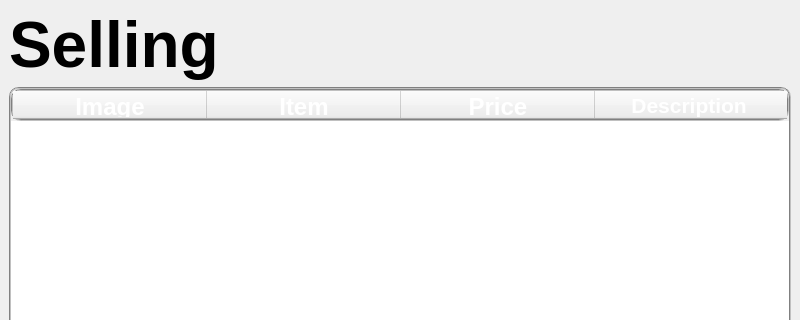
acmpesuecc/GrowPal, file sold_items.ui: the form before one commit; both pictures show x 0 to 800 and y 0 to 320 of the 800 by 600 pixel window.
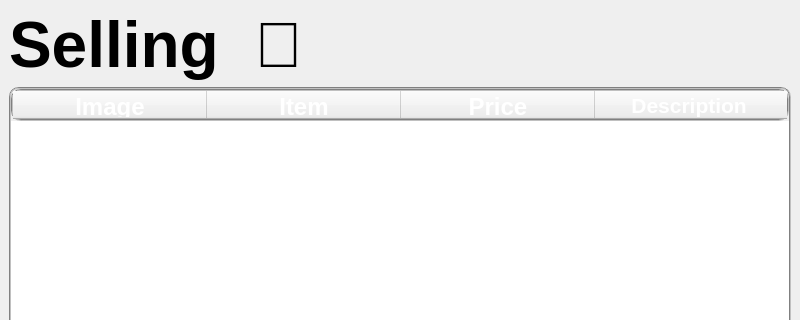
The form after the commit.

Diff of the .ui file:
```diff
--- a/sold_items.ui
+++ b/sold_items.ui
@@ -25,7 +25,7 @@
        </font>
       </property>
       <property name="text">
-       <string>Selling </string>
+       <string>Selling  </string>
       </property>
      </widget>
     </item>
```
